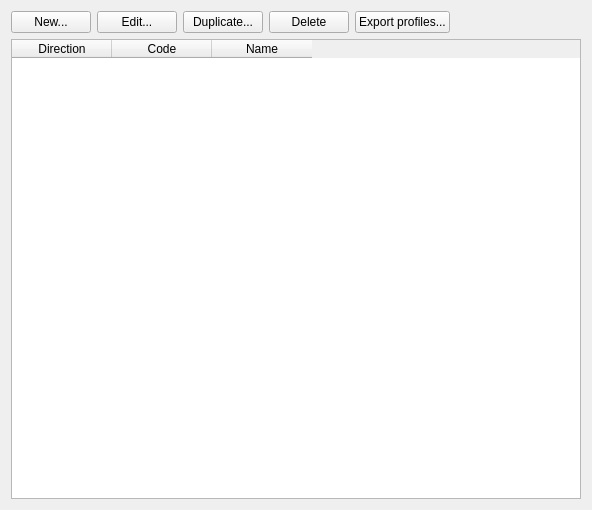
ma7t3/ScheduleMaster, file Widgets/WdgRoutes.ui: the form before one commit.
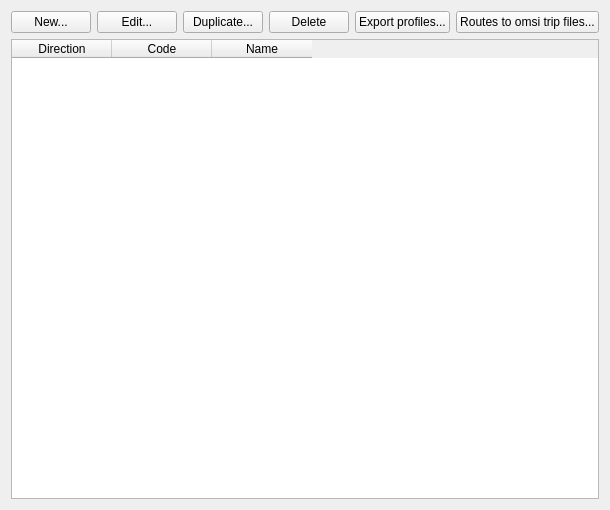
The form after the commit.

Diff of the .ui file:
```diff
--- a/Widgets/WdgRoutes.ui
+++ b/Widgets/WdgRoutes.ui
@@ -51,6 +51,13 @@
        </property>
       </widget>
      </item>
+     <item>
+      <widget class="QPushButton" name="pbExportProfilesOMSITrips">
+       <property name="text">
+        <string>Routes to omsi trip files...</string>
+       </property>
+      </widget>
+     </item>
      <item>
       <spacer name="horizontalSpacer_5">
        <property name="orientation">
```
